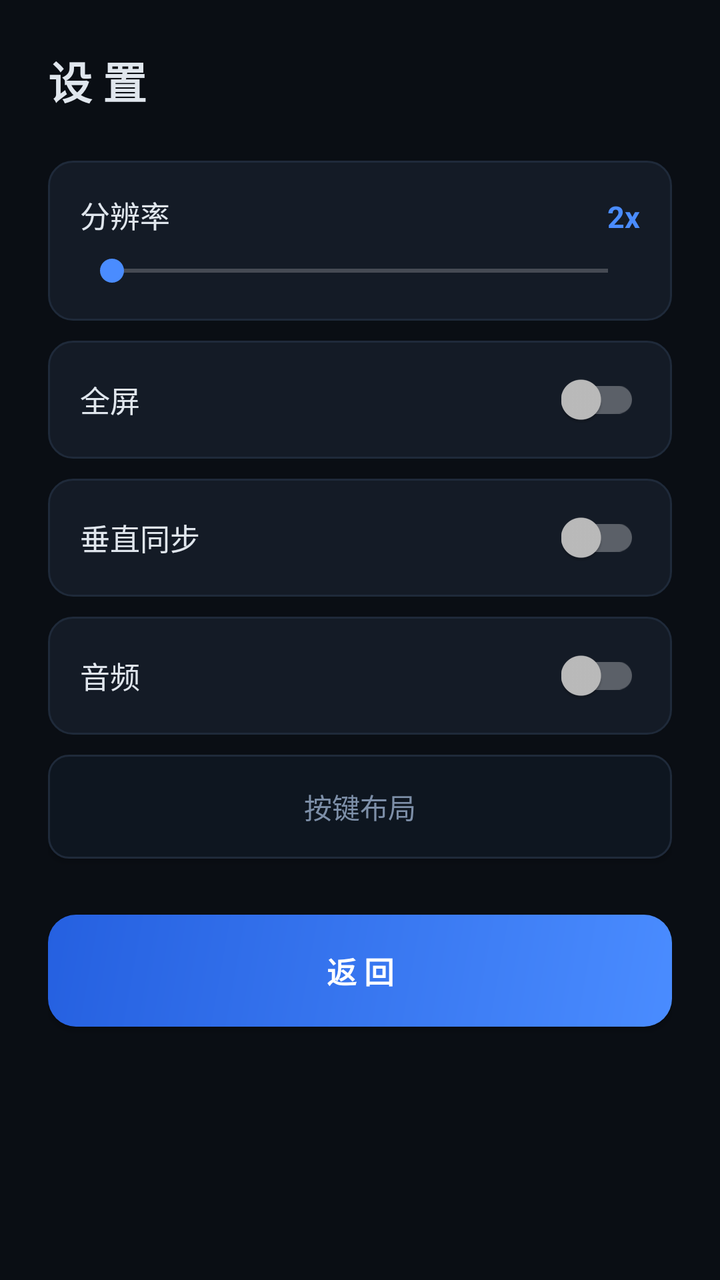
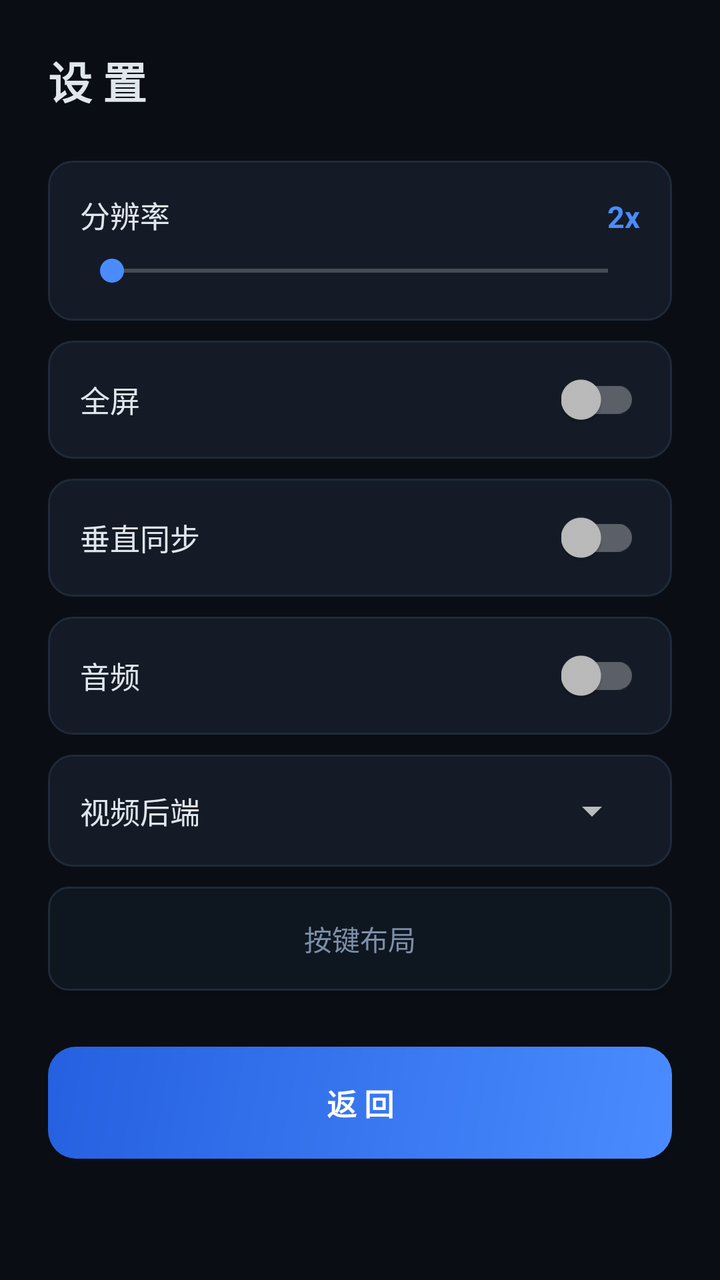

The first picture is an Android layout as it rendered before a commit; the second is the same layout after the commit. The layout source and the unified diff follow.
<!-- AndroidManifest.xml: application theme Theme.UltramanFE0 -->
<!-- res/layout/activity_settings.xml -->
<?xml version="1.0" encoding="utf-8"?>
<LinearLayout xmlns:android="http://schemas.android.com/apk/res/android"
    android:layout_width="match_parent"
    android:layout_height="match_parent"
    android:background="@color/bg"
    android:orientation="vertical"
    android:padding="24dp">
    <TextView
        android:layout_width="wrap_content"
        android:layout_height="wrap_content"
        android:text="设 置"
        android:textColor="#E0E6ED"
        android:textSize="22sp"
        android:textStyle="bold"/>
    <LinearLayout
        android:layout_width="match_parent"
        android:layout_height="wrap_content"
        android:layout_marginTop="24dp"
        android:background="@drawable/bg_card"
        android:orientation="vertical"
        android:padding="16dp">
        <LinearLayout
            android:layout_width="match_parent"
            android:layout_height="wrap_content"
            android:orientation="horizontal">
            <TextView
                android:layout_width="0dp"
                android:layout_height="wrap_content"
                android:layout_weight="1"
                android:text="分辨率"
                android:textColor="#E0E6ED"
                android:textSize="15sp"/>
            <TextView
                android:id="@+id/tvRes"
                android:layout_width="wrap_content"
                android:layout_height="wrap_content"
                android:text="2x"
                android:textColor="#4A8CFF"
                android:textSize="15sp"
                android:textStyle="bold"/>
        </LinearLayout>
        <SeekBar
            android:id="@+id/sbRes"
            android:layout_width="match_parent"
            android:layout_height="wrap_content"
            android:layout_marginTop="8dp"/>
    </LinearLayout>
    <LinearLayout
        android:layout_width="match_parent"
        android:layout_height="wrap_content"
        android:layout_marginTop="10dp"
        android:background="@drawable/bg_card"
        android:gravity="center_vertical"
        android:orientation="horizontal"
        android:padding="16dp">
        <TextView
            android:layout_width="0dp"
            android:layout_height="wrap_content"
            android:layout_weight="1"
            android:text="全屏"
            android:textColor="#E0E6ED"
            android:textSize="15sp"/>
        <androidx.appcompat.widget.SwitchCompat
            android:id="@+id/swFullscreen"
            android:layout_width="wrap_content"
            android:layout_height="wrap_content"/>
    </LinearLayout>
    <LinearLayout
        android:layout_width="match_parent"
        android:layout_height="wrap_content"
        android:layout_marginTop="10dp"
        android:background="@drawable/bg_card"
        android:gravity="center_vertical"
        android:orientation="horizontal"
        android:padding="16dp">
        <TextView
            android:layout_width="0dp"
            android:layout_height="wrap_content"
            android:layout_weight="1"
            android:text="垂直同步"
            android:textColor="#E0E6ED"
            android:textSize="15sp"/>
        <androidx.appcompat.widget.SwitchCompat
            android:id="@+id/swVsync"
            android:layout_width="wrap_content"
            android:layout_height="wrap_content"/>
    </LinearLayout>
    <LinearLayout
        android:layout_width="match_parent"
        android:layout_height="wrap_content"
        android:layout_marginTop="10dp"
        android:background="@drawable/bg_card"
        android:gravity="center_vertical"
        android:orientation="horizontal"
        android:padding="16dp">
        <TextView
            android:layout_width="0dp"
            android:layout_height="wrap_content"
            android:layout_weight="1"
            android:text="音频"
            android:textColor="#E0E6ED"
            android:textSize="15sp"/>
        <androidx.appcompat.widget.SwitchCompat
            android:id="@+id/swAudio"
            android:layout_width="wrap_content"
            android:layout_height="wrap_content"/>
    </LinearLayout>
    <Button
        android:id="@+id/btnEditButtons"
        android:layout_width="match_parent"
        android:layout_height="52dp"
        android:layout_marginTop="10dp"
        android:background="@drawable/bg_btn_secondary"
        android:text="按键布局"
        android:textColor="#7D8FA8"
        android:textSize="14sp"/>
    <Button
        android:id="@+id/btnBack"
        android:layout_width="match_parent"
        android:layout_height="56dp"
        android:layout_marginTop="28dp"
        android:background="@drawable/bg_btn_primary"
        android:text="返 回"
        android:textColor="#FFFFFF"
        android:textSize="15sp"
        android:textStyle="bold"/>
</LinearLayout>
<!-- resources referenced by this layout -->
<resources>
  <color name="bg">#0A0E14</color>
  <!-- drawable bg_btn_primary (drawable) -->
  <?xml version="1.0" encoding="utf-8"?>
  <shape xmlns:android="http://schemas.android.com/apk/res/android">
      <gradient android:angle="135" android:startColor="#4A8CFF" android:endColor="#2560E0"/>
      <corners android:radius="14dp"/>
  </shape>
  <!-- drawable bg_btn_secondary (drawable) -->
  <?xml version="1.0" encoding="utf-8"?>
  <shape xmlns:android="http://schemas.android.com/apk/res/android">
      <solid android:color="#0E1620"/>
      <corners android:radius="10dp"/>
      <stroke android:width="1dp" android:color="#1F2A3A"/>
  </shape>
  <!-- drawable bg_card (drawable) -->
  <?xml version="1.0" encoding="utf-8"?>
  <shape xmlns:android="http://schemas.android.com/apk/res/android">
      <solid android:color="#141B26"/>
      <corners android:radius="12dp"/>
      <stroke android:width="1dp" android:color="#1F2A3A"/>
  </shape>
  <style name="Theme.UltramanFE0" parent="Theme.AppCompat.NoActionBar">
          <item name="colorPrimary">@color/accent</item>
          <item name="colorAccent">@color/accent</item>
          <item name="android:windowBackground">@color/bg</item>
          <item name="android:statusBarColor">@color/bg</item>
          <item name="android:navigationBarColor">@color/bg</item>
      </style>
  <color name="accent">#4A8CFF</color>
</resources>

<!-- the commit's change to res/layout/activity_settings.xml (unified diff, before → after) -->
@@ -1,127 +1,66 @@
 <?xml version="1.0" encoding="utf-8"?>
-<LinearLayout xmlns:android="http://schemas.android.com/apk/res/android"
-    android:layout_width="match_parent"
-    android:layout_height="match_parent"
-    android:background="@color/bg"
-    android:orientation="vertical"
-    android:padding="24dp">
-    <TextView
-        android:layout_width="wrap_content"
-        android:layout_height="wrap_content"
-        android:text="设 置"
-        android:textColor="#E0E6ED"
-        android:textSize="22sp"
-        android:textStyle="bold"/>
-    <LinearLayout
-        android:layout_width="match_parent"
-        android:layout_height="wrap_content"
-        android:layout_marginTop="24dp"
-        android:background="@drawable/bg_card"
-        android:orientation="vertical"
-        android:padding="16dp">
-        <LinearLayout
-            android:layout_width="match_parent"
-            android:layout_height="wrap_content"
+<ScrollView xmlns:android="http://schemas.android.com/apk/res/android"
+    android:layout_width="match_parent" android:layout_height="match_parent"
+    android:background="@color/bg">
+<LinearLayout
+    android:layout_width="match_parent" android:layout_height="wrap_content"
+    android:orientation="vertical" android:padding="24dp">
+    <TextView android:layout_width="wrap_content" android:layout_height="wrap_content"
+        android:text="设 置" android:textColor="#E0E6ED"
+        android:textSize="22sp" android:textStyle="bold"/>
+    <LinearLayout android:layout_width="match_parent" android:layout_height="wrap_content"
+        android:layout_marginTop="24dp" android:background="@drawable/bg_card"
+        android:orientation="vertical" android:padding="16dp">
+        <LinearLayout android:layout_width="match_parent" android:layout_height="wrap_content"
             android:orientation="horizontal">
-            <TextView
-                android:layout_width="0dp"
-                android:layout_height="wrap_content"
-                android:layout_weight="1"
-                android:text="分辨率"
-                android:textColor="#E0E6ED"
-                android:textSize="15sp"/>
-            <TextView
-                android:id="@+id/tvRes"
-                android:layout_width="wrap_content"
-                android:layout_height="wrap_content"
-                android:text="2x"
-                android:textColor="#4A8CFF"
-                android:textSize="15sp"
-                android:textStyle="bold"/>
+            <TextView android:layout_width="0dp" android:layout_height="wrap_content"
+                android:layout_weight="1" android:text="分辨率" android:textColor="#E0E6ED" android:textSize="15sp"/>
+            <TextView android:id="@+id/tvRes" android:layout_width="wrap_content" android:layout_height="wrap_content"
+                android:text="2x" android:textColor="#4A8CFF" android:textSize="15sp" android:textStyle="bold"/>
         </LinearLayout>
-        <SeekBar
-            android:id="@+id/sbRes"
-            android:layout_width="match_parent"
-            android:layout_height="wrap_content"
-            android:layout_marginTop="8dp"/>
+        <SeekBar android:id="@+id/sbRes" android:layout_width="match_parent"
+            android:layout_height="wrap_content" android:layout_marginTop="8dp"/>
     </LinearLayout>
-    <LinearLayout
-        android:layout_width="match_parent"
-        android:layout_height="wrap_content"
-        android:layout_marginTop="10dp"
-        android:background="@drawable/bg_card"
-        android:gravity="center_vertical"
-        android:orientation="horizontal"
-        android:padding="16dp">
-        <TextView
-            android:layout_width="0dp"
-            android:layout_height="wrap_content"
-            android:layout_weight="1"
-            android:text="全屏"
-            android:textColor="#E0E6ED"
-            android:textSize="15sp"/>
-        <androidx.appcompat.widget.SwitchCompat
-            android:id="@+id/swFullscreen"
-            android:layout_width="wrap_content"
-            android:layout_height="wrap_content"/>
+    <LinearLayout android:layout_width="match_parent" android:layout_height="wrap_content"
+        android:layout_marginTop="10dp" android:background="@drawable/bg_card"
+        android:gravity="center_vertical" android:orientation="horizontal" android:padding="16dp">
+        <TextView android:layout_width="0dp" android:layout_height="wrap_content"
+            android:layout_weight="1" android:text="全屏" android:textColor="#E0E6ED" android:textSize="15sp"/>
+        <androidx.appcompat.widget.SwitchCompat android:id="@+id/swFullscreen"
+            android:layout_width="wrap_content" android:layout_height="wrap_content"/>
     </LinearLayout>
-    <LinearLayout
-        android:layout_width="match_parent"
-        android:layout_height="wrap_content"
-        android:layout_marginTop="10dp"
-        android:background="@drawable/bg_card"
-        android:gravity="center_vertical"
-        android:orientation="horizontal"
-        android:padding="16dp">
-        <TextView
-            android:layout_width="0dp"
-            android:layout_height="wrap_content"
-            android:layout_weight="1"
-            android:text="垂直同步"
-            android:textColor="#E0E6ED"
-            android:textSize="15sp"/>
-        <androidx.appcompat.widget.SwitchCompat
-            android:id="@+id/swVsync"
-            android:layout_width="wrap_content"
-            android:layout_height="wrap_content"/>
+    <LinearLayout android:layout_width="match_parent" android:layout_height="wrap_content"
+        android:layout_marginTop="10dp" android:background="@drawable/bg_card"
+        android:gravity="center_vertical" android:orientation="horizontal" android:padding="16dp">
+        <TextView android:layout_width="0dp" android:layout_height="wrap_content"
+            android:layout_weight="1" android:text="垂直同步" android:textColor="#E0E6ED" android:textSize="15sp"/>
+        <androidx.appcompat.widget.SwitchCompat android:id="@+id/swVsync"
+            android:layout_width="wrap_content" android:layout_height="wrap_content"/>
     </LinearLayout>
-    <LinearLayout
-        android:layout_width="match_parent"
-        android:layout_height="wrap_content"
-        android:layout_marginTop="10dp"
-        android:background="@drawable/bg_card"
-        android:gravity="center_vertical"
-        android:orientation="horizontal"
-        android:padding="16dp">
-        <TextView
-            android:layout_width="0dp"
-            android:layout_height="wrap_content"
-            android:layout_weight="1"
-            android:text="音频"
-            android:textColor="#E0E6ED"
-            android:textSize="15sp"/>
-        <androidx.appcompat.widget.SwitchCompat
-            android:id="@+id/swAudio"
-            android:layout_width="wrap_content"
-            android:layout_height="wrap_content"/>
+    <LinearLayout android:layout_width="match_parent" android:layout_height="wrap_content"
+        android:layout_marginTop="10dp" android:background="@drawable/bg_card"
+        android:gravity="center_vertical" android:orientation="horizontal" android:padding="16dp">
+        <TextView android:layout_width="0dp" android:layout_height="wrap_content"
+            android:layout_weight="1" android:text="音频" android:textColor="#E0E6ED" android:textSize="15sp"/>
+        <androidx.appcompat.widget.SwitchCompat android:id="@+id/swAudio"
+            android:layout_width="wrap_content" android:layout_height="wrap_content"/>
     </LinearLayout>
-    <Button
-        android:id="@+id/btnEditButtons"
-        android:layout_width="match_parent"
-        android:layout_height="52dp"
-        android:layout_marginTop="10dp"
-        android:background="@drawable/bg_btn_secondary"
-        android:text="按键布局"
-        android:textColor="#7D8FA8"
-        android:textSize="14sp"/>
-    <Button
-        android:id="@+id/btnBack"
-        android:layout_width="match_parent"
-        android:layout_height="56dp"
-        android:layout_marginTop="28dp"
-        android:background="@drawable/bg_btn_primary"
-        android:text="返 回"
-        android:textColor="#FFFFFF"
-        android:textSize="15sp"
-        android:textStyle="bold"/>
+    <LinearLayout android:layout_width="match_parent" android:layout_height="wrap_content"
+        android:layout_marginTop="10dp" android:background="@drawable/bg_card"
+        android:gravity="center_vertical" android:orientation="horizontal" android:padding="16dp">
+        <TextView android:layout_width="0dp" android:layout_height="wrap_content"
+            android:layout_weight="1" android:text="视频后端" android:textColor="#E0E6ED" android:textSize="15sp"/>
+        <Spinner android:id="@+id/spBackend" android:layout_width="wrap_content"
+            android:layout_height="wrap_content" android:minWidth="120dp"/>
+    </LinearLayout>
+    <Button android:id="@+id/btnEditButtons"
+        android:layout_width="match_parent" android:layout_height="52dp"
+        android:layout_marginTop="10dp" android:background="@drawable/bg_btn_secondary"
+        android:text="按键布局" android:textColor="#7D8FA8" android:textSize="14sp"/>
+    <Button android:id="@+id/btnBack"
+        android:layout_width="match_parent" android:layout_height="56dp"
+        android:layout_marginTop="28dp" android:background="@drawable/bg_btn_primary"
+        android:text="返 回" android:textColor="#FFFFFF"
+        android:textSize="15sp" android:textStyle="bold"/>
 </LinearLayout>
+</ScrollView>
